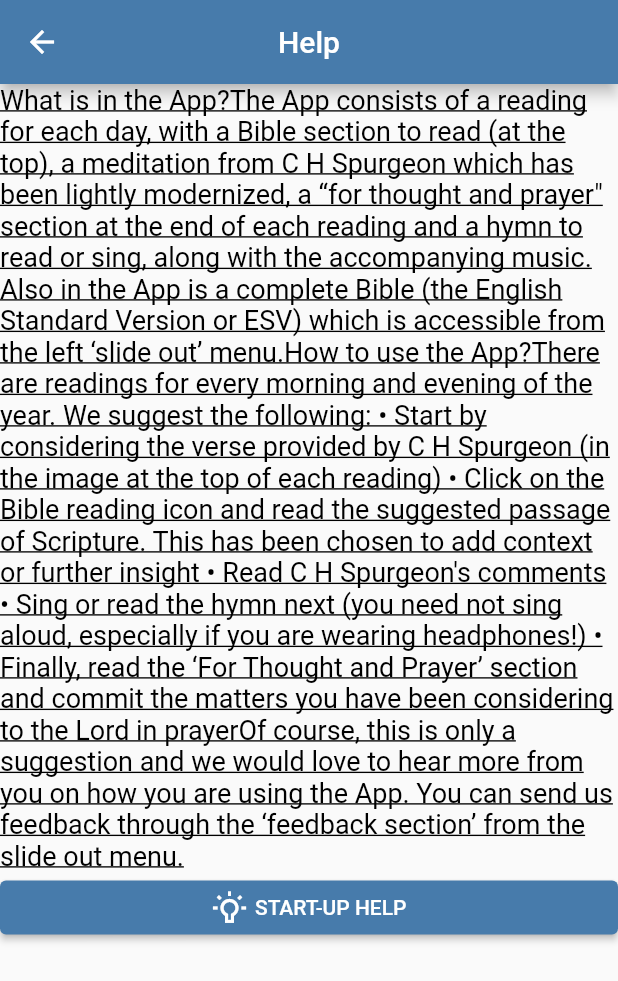
After one commit to kambbado/daily-readings, a Flutter app: the HelpScreen screen opened directly, on a phone screen of 412 x 824 dp. The commit adds this screen. Shown: the top 981 px of the screen. Run offline on Flutter 3.47's test engine with Material 2 defaults, Android fonts, the phone set to English and light mode, and no system bars.

Commit message:
HelpScreen commit

```diff
--- /dev/null
+++ b/lib/help_screen.dart
@@ -0,0 +1,119 @@
+import 'package:flutter/material.dart';
+
+class HelpScreen extends StatelessWidget {
+  const HelpScreen({Key? key}) : super(key: key);
+
+  @override
+  Widget build(BuildContext context) {
+    return Scaffold(
+      appBar: AppBar(
+        title: const Text('Help'),
+        centerTitle: true,
+      ),
+      body: Center(
+        child: Column(
+          children: [
+            RichText(
+              text: const TextSpan(
+                text: 'What is in the App?',
+                style: TextStyle(
+                  color: Colors.black,
+                  fontSize: 18,
+                  decoration: TextDecoration.underline,
+                ),
+                children: [
+                  TextSpan(
+                    text:
+                        'The App consists of a reading for each day, with a Bible section to read (at the top), a meditation from C H Spurgeon which has been lightly modernized, a “for thought and prayer" section at the end of each reading and a hymn to read or sing, along with the accompanying music. Also in the App is a complete Bible (the English Standard Version or ESV) which is accessible from the left ‘slide out’ menu.',
+                    style: TextStyle(
+                      color: Colors.black,
+                      fontSize: 18,
+                    ),
+                  ),
+                  TextSpan(
+                    text: 'How to use the App?',
+                    style: TextStyle(
+                      color: Colors.black,
+                      fontSize: 18,
+                      decoration: TextDecoration.underline,
+                    ),
+                  ),
+                  TextSpan(
+                    text:
+                        'There are readings for every morning and evening of the year. We suggest the following:',
+                    style: TextStyle(
+                      color: Colors.black,
+                      fontSize: 18,
+                    ),
+                  ),
+                  TextSpan(
+                    text:
+                        ' •	Start by considering the verse provided by C H Spurgeon (in the image at the top of each reading)',
+                    style: TextStyle(
+                      color: Colors.black,
+                      fontSize: 18,
+                    ),
+                  ),
+                  TextSpan(
+                    text:
+                        ' •	Click on the Bible reading icon and read the suggested passage of Scripture. This has been chosen to add context or further insight',
+                    style: TextStyle(
+                      color: Colors.black,
+                      fontSize: 18,
+                    ),
+                  ),
+                  TextSpan(
+                    text: " •	Read C H Spurgeon's comments",
+                    style: TextStyle(
+                      color: Colors.black,
+                      fontSize: 18,
+                    ),
+                  ),
+                  TextSpan(
+                    text:
+                        " •	Sing or read the hymn next (you need not sing aloud, especially if you are wearing headphones!)",
+                    style: TextStyle(
+                      color: Colors.black,
+                      fontSize: 18,
+                    ),
+                  ),
+                  TextSpan(
+                    text:
+                        " •	Finally, read the ‘For Thought and Prayer’ section and commit the matters you have been considering to the Lord in prayer",
+                    style: TextStyle(
+                      color: Colors.black,
+                      fontSize: 18,
+                    ),
+                  ),
+                  TextSpan(
+                    text:
+                        'Of course, this is only a suggestion and we would love to hear more from you on how you are using the App. You can send us feedback through the ‘feedback section’ from the slide out menu.',
+                    style: TextStyle(
+                      color: Colors.black,
+                      fontSize: 18,
+                    ),
+                  ),
+                ],
+              ),
+            ),
+            ElevatedButton(
+              onPressed: () {},
+              child: Row(
+                crossAxisAlignment: CrossAxisAlignment.center,
+                mainAxisAlignment: MainAxisAlignment.center,
+                children: const [
+                  RotatedBox(
+                    quarterTurns: -2,
+                    child: Icon(Icons.wb_incandescent_outlined),
+                  ),
+                  SizedBox(width: 5),
+                  Text('START-UP HELP')
+                ],
+              ),
+            ),
+          ],
+        ),
+      ),
+    );
+  }
+}
--- a/lib/home_screen.dart
+++ b/lib/home_screen.dart
@@ -158,7 +158,12 @@ class _HomeScreenState extends State<HomeScreen> {
               const ListTile(
                 title: Text('Help'),
                 leading: Icon(Icons.question_mark),
+                // onTap: () {
+                //   Navigator.of(context).pushNamed(XXX.routeName);
+                // },
               ),
+              const Text("App version: X.X.X", textAlign: TextAlign.center),
+              const Text("Content version: XXX", textAlign: TextAlign.center),
             ],
           ),
         ),
--- a/lib/responsive_ui.dart
+++ b/lib/responsive_ui.dart
@@ -12,7 +12,7 @@ class ResponsiveUI {
   String _getType() {
     _screenHeight = MediaQuery.of(_context).size.height;
     _screenWidth = MediaQuery.of(_context).size.width;
-    print(_screenWidth);
+    (_screenWidth);
     if (_screenWidth >= 1024) return "desktop";
     if (_screenWidth >= 426) return "tablet";
     return "phone";
```
